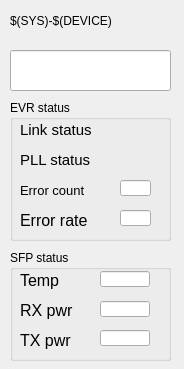
This is evrMrmApp/opi/EVR/G_EVR-health.ui in paulscherrerinstitute/mrfioc2 as Qt 5 draws it before an edit. The edited form follows.
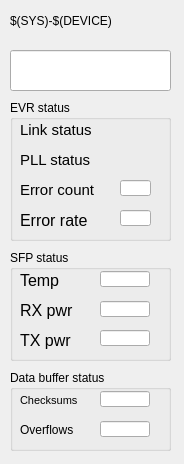
This is the edited form. Custom widgets are drawn as their Qt base class.

Commit message: EVR health monitoring: added data buffer checksum/overflow counters

The edit to the form file:
```diff
--- a/evrMrmApp/opi/EVR/G_EVR-health.ui
+++ b/evrMrmApp/opi/EVR/G_EVR-health.ui
@@ -7,7 +7,7 @@
     <x>0</x>
     <y>0</y>
     <width>184</width>
-    <height>369</height>
+    <height>464</height>
    </rect>
   </property>
   <property name="windowTitle">
@@ -197,7 +197,7 @@
     </property>
     <property name="font">
      <font>
-      <pointsize>10</pointsize>
+      <pointsize>11</pointsize>
      </font>
     </property>
     <property name="autoFillBackground">
@@ -395,6 +395,105 @@
     <string>$(SYS)-$(DEVICE)</string>
    </property>
   </widget>
+  <widget class="QGroupBox" name="groupBox_3">
+   <property name="geometry">
+    <rect>
+     <x>10</x>
+     <y>370</y>
+     <width>161</width>
+     <height>81</height>
+    </rect>
+   </property>
+   <property name="title">
+    <string>Data buffer status</string>
+   </property>
+   <widget class="caLabel" name="calabel_13">
+    <property name="geometry">
+     <rect>
+      <x>10</x>
+      <y>50</y>
+      <width>60</width>
+      <height>20</height>
+     </rect>
+    </property>
+    <property name="font">
+     <font>
+      <pointsize>9</pointsize>
+     </font>
+    </property>
+    <property name="autoFillBackground">
+     <bool>false</bool>
+    </property>
+    <property name="text">
+     <string>Overflows</string>
+    </property>
+    <property name="textFormat">
+     <enum>Qt::PlainText</enum>
+    </property>
+   </widget>
+   <widget class="caLabel" name="calabel_15">
+    <property name="geometry">
+     <rect>
+      <x>10</x>
+      <y>20</y>
+      <width>60</width>
+      <height>20</height>
+     </rect>
+    </property>
+    <property name="font">
+     <font>
+      <pointsize>8</pointsize>
+     </font>
+    </property>
+    <property name="autoFillBackground">
+     <bool>false</bool>
+    </property>
+    <property name="text">
+     <string>Checksums</string>
+    </property>
+    <property name="textFormat">
+     <enum>Qt::PlainText</enum>
+    </property>
+   </widget>
+   <widget class="caLineEdit" name="calineedit_9">
+    <property name="geometry">
+     <rect>
+      <x>90</x>
+      <y>21</y>
+      <width>50</width>
+      <height>16</height>
+     </rect>
+    </property>
+    <property name="channel" stdset="0">
+     <string notr="true">$(SYS)-$(DEVICE)-HEALTH:DBuf-Sum-Cs-I</string>
+    </property>
+    <property name="colorMode">
+     <enum>caLineEdit::Alarm_Default</enum>
+    </property>
+    <property name="unitsEnabled">
+     <bool>true</bool>
+    </property>
+   </widget>
+   <widget class="caLineEdit" name="calineedit_10">
+    <property name="geometry">
+     <rect>
+      <x>90</x>
+      <y>51</y>
+      <width>50</width>
+      <height>16</height>
+     </rect>
+    </property>
+    <property name="channel" stdset="0">
+     <string notr="true">$(SYS)-$(DEVICE)-HEALTH:Cnt-SwOflw-I</string>
+    </property>
+    <property name="colorMode">
+     <enum>caLineEdit::Alarm_Default</enum>
+    </property>
+    <property name="unitsEnabled">
+     <bool>true</bool>
+    </property>
+   </widget>
+  </widget>
  </widget>
  <customwidgets>
   <customwidget>
```
The commit also changes 1 other file.
